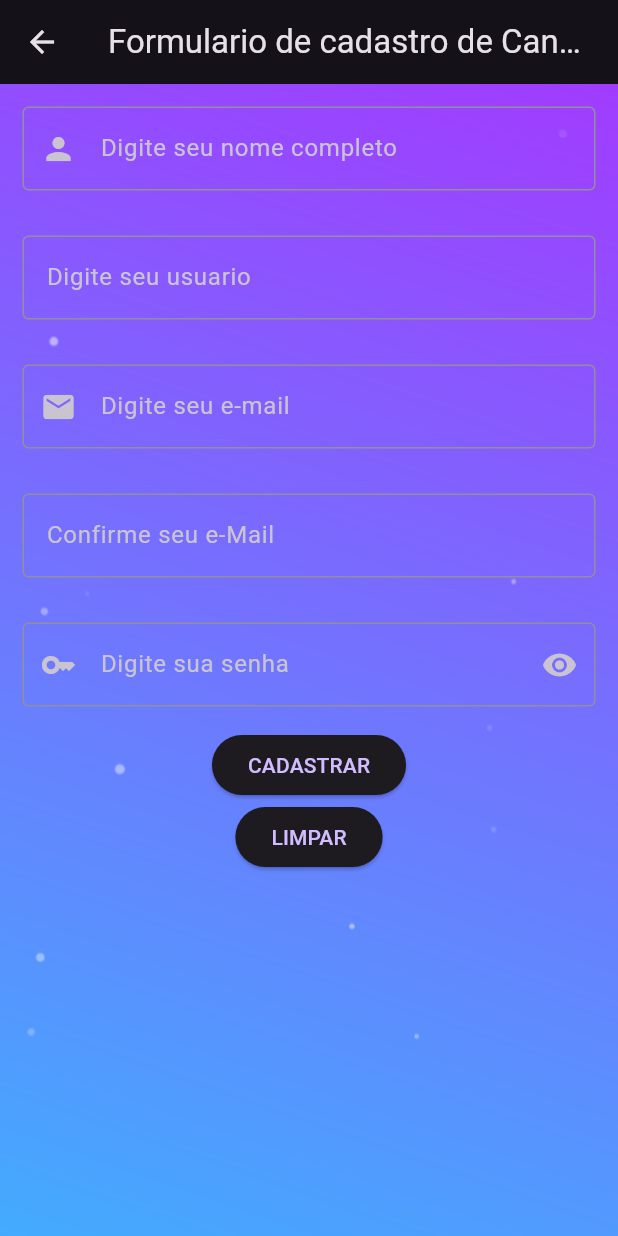
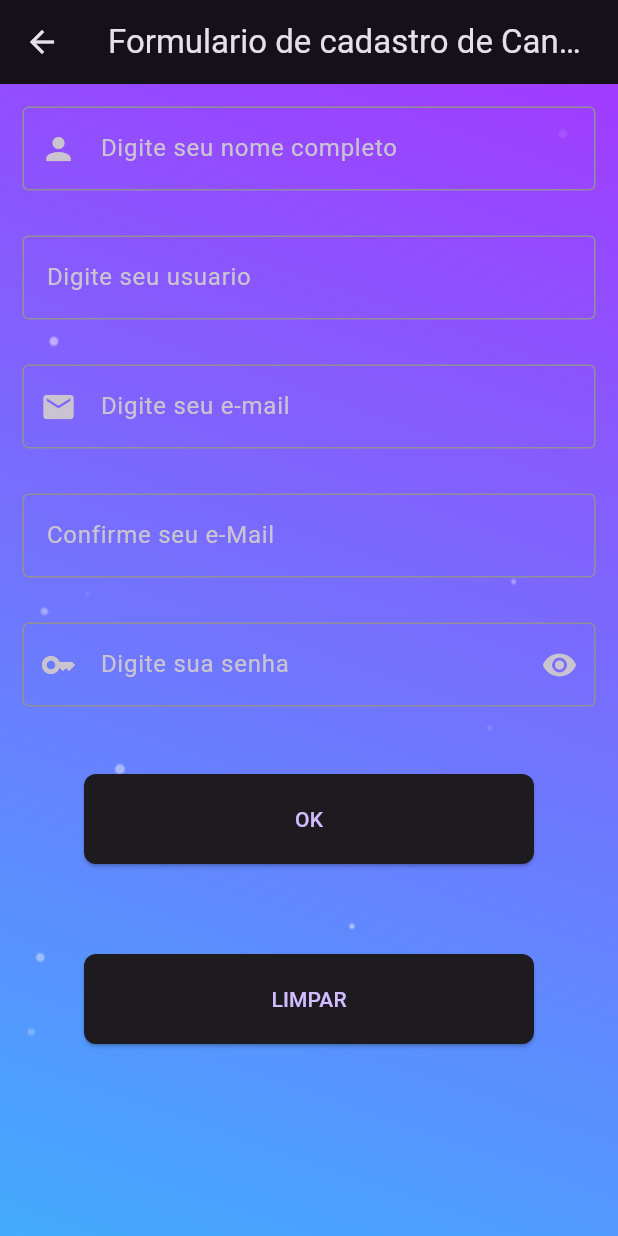
Before and after one commit to lucasjseixas/projdesenvmob, a Flutter app: the CandidatoForm screen opened directly, on a phone screen of 412 x 824 dp. Run offline on Flutter 3.47's test engine with Material 3 defaults, Android fonts, the light colour scheme and no system bars.

Commit message:
mudando algumas coisas

```diff
--- a/lib/Pages/LoginPages/Forms/cadidato_form.dart
+++ b/lib/Pages/LoginPages/Forms/cadidato_form.dart
@@ -140,7 +140,12 @@ class _CandidatoFormState extends State<CandidatoForm> {
                       : null,
                 ),
               ),
-              ElevatedButton(
+              Padding(
+                padding: const EdgeInsets.all(30.0),
+                child: SizedBox(
+                  height: 60,
+                  width: 300,
+                  child: ElevatedButton(
                       onPressed: () {
                         if (_formKeytwo.currentState!.validate()) {
                           Navigator.push(
@@ -150,12 +155,27 @@ class _CandidatoFormState extends State<CandidatoForm> {
                           );
                         }
                       },
-                  child: const Text('CADASTRAR')),
-              ElevatedButton(
+                      style: ElevatedButton.styleFrom(
+                          shape: RoundedRectangleBorder(
+                              borderRadius: BorderRadius.circular(8))),
+                      child: const Text('OK')),
+                ),
+              ),
+              Padding(
+                padding: const EdgeInsets.all(30.0),
+                child: SizedBox(
+                  height: 60,
+                  width: 300,
+                  child: ElevatedButton(
                       onPressed: () {
                         clearTextField();
                       },
+                      style: ElevatedButton.styleFrom(
+                          shape: RoundedRectangleBorder(
+                              borderRadius: BorderRadius.circular(8))),
                       child: const Text('LIMPAR')),
+                ),
+              ),
             ],
           ),
         ),
--- a/lib/models/anuncio.dart
+++ b/lib/models/anuncio.dart
@@ -2,5 +2,5 @@ class Anuncio {
   final String nome;
   final String descricao;
 
-  Anuncio({required this.nome, required this.descricao});
+  const Anuncio({required this.nome, required this.descricao});
 }
```
Also changed, not shown: lib/Pages/LoginPages/candidato_login.dart (+7 -2 lines), lib/Pages/LoginPages/empresa_login.dart (+8 -2 lines), lib/Pages/home_page.dart (+24 -4 lines), lib/Perfis/empresa_perfil.dart (+21 -1 lines), lib/data/vagas_data.dart (added, +15 -0 lines), assets/images/clt.jpg (added). Lines whose indentation alone changed are shown as unchanged.
